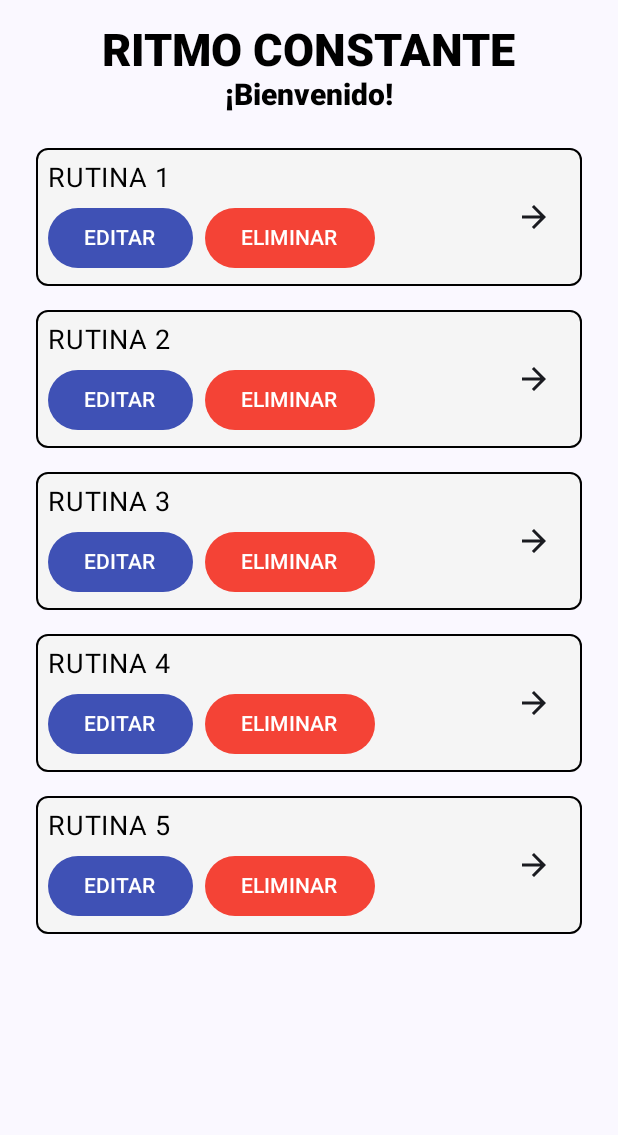
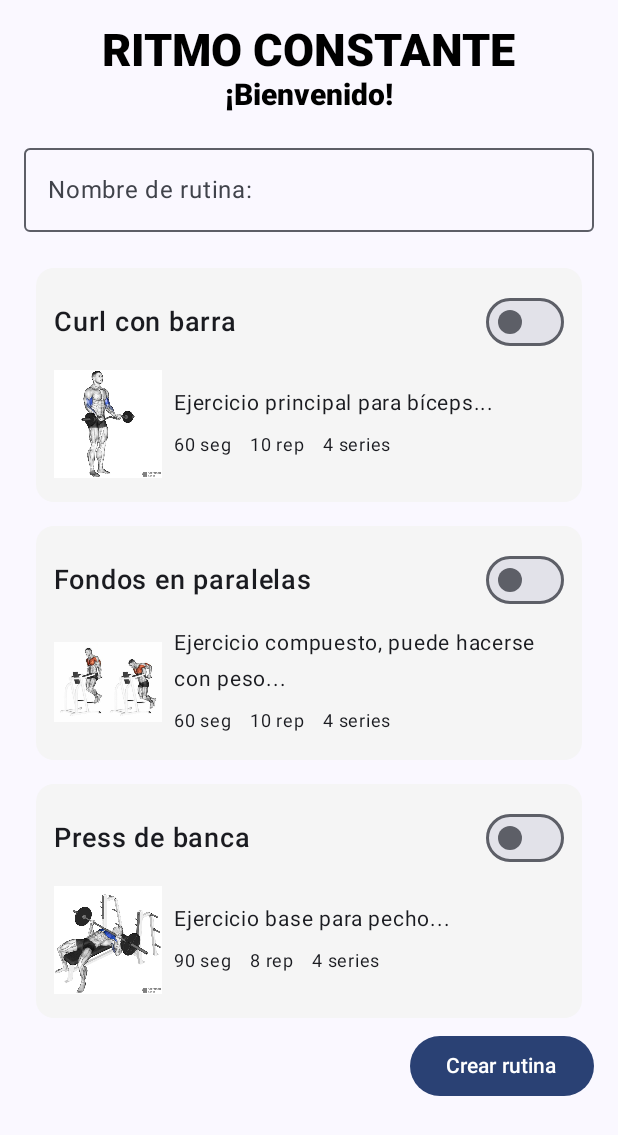
Before and after one commit to Felipesf76/exercise_app, an Android app built with Jetpack Compose: the screen it shows after launch (MainActivity), on a phone screen of 412 x 824 dp. Shown: the top 1135 px of the screen. Run offline under Robolectric (Android 15) with nearby library versions, the phone set to English and light mode, and no system bars.

Commit message:
added selectExerciseView

```diff
--- a/app/src/main/java/com/example/exercise_app/MainActivity.kt
+++ b/app/src/main/java/com/example/exercise_app/MainActivity.kt
@@ -9,6 +9,7 @@ import androidx.compose.material3.Scaffold
 import androidx.compose.ui.Modifier
 import com.example.exercise_app.ui.theme.Exercise_appTheme
 import com.example.exercise_app.views.home.ManageRoutineView
+import com.example.exercise_app.views.home.SelectExerciseView
 
 class MainActivity : ComponentActivity() {
     override fun onCreate(savedInstanceState: Bundle?) {
@@ -17,7 +18,8 @@ class MainActivity : ComponentActivity() {
         setContent {
             Exercise_appTheme {
                 Scaffold(modifier = Modifier.fillMaxSize()) { innerPadding ->
-                    ManageRoutineView(innerPadding)
+                    //ManageRoutineView(innerPadding)
+                    SelectExerciseView(innerPadding)
                 }
             }
         }
--- /dev/null
+++ b/app/src/main/java/com/example/exercise_app/views/components/exerciseCard.kt
@@ -0,0 +1,77 @@
+package com.example.exercise_app.views.components
+
+import android.util.Log
+import androidx.compose.foundation.Image
+import androidx.compose.foundation.layout.*
+import androidx.compose.foundation.shape.RoundedCornerShape
+import androidx.compose.material3.*
+import androidx.compose.runtime.*
+import androidx.compose.ui.Alignment
+import androidx.compose.ui.Modifier
+import androidx.compose.ui.graphics.Color
+import androidx.compose.ui.res.painterResource
+import androidx.compose.ui.text.font.FontWeight
+import androidx.compose.ui.unit.dp
+import androidx.compose.ui.unit.sp
+
+@Composable
+fun ExerciseCard(
+    nombre: String,
+    descripcion: String,
+    imagenResId: Int,
+    repeticiones: Int,
+    series: Int,
+    descanso: Int
+) {
+    var isChecked by remember { mutableStateOf(false) }
+
+    Card(
+        modifier = Modifier
+            .fillMaxWidth()
+            .padding(8.dp),
+        colors = CardDefaults.cardColors(containerColor = Color(0xFFF5F5F5)),
+        shape = RoundedCornerShape(12.dp)
+    ) {
+        Column(Modifier.padding(12.dp)) {
+            Row(verticalAlignment = Alignment.CenterVertically) {
+                Text(
+                    text = nombre,
+                    fontSize = 18.sp,
+                    fontWeight = FontWeight.SemiBold,
+                    modifier = Modifier.weight(1f)
+                )
+                Switch(
+                    checked = isChecked,
+                    onCheckedChange = {
+                        isChecked = it
+                        Log.d("ExerciseCard", if (it) "$nombre agregado" else "$nombre eliminado")
+                    }
+                )
+            }
+
+            Spacer(modifier = Modifier.height(4.dp))
+
+            Row(
+                verticalAlignment = Alignment.CenterVertically,
+                horizontalArrangement = Arrangement.Start
+            ) {
+                Image(
+                    painter = painterResource(id = imagenResId),
+                    contentDescription = "Imagen del ejercicio",
+                    modifier = Modifier
+                        .size(80.dp)
+                        .padding(end = 8.dp)
+                )
+                Column {
+                    Text(text = descripcion, fontSize = 14.sp, maxLines = 4)
+                    Spacer(modifier = Modifier.height(4.dp))
+                    Row(horizontalArrangement = Arrangement.spacedBy(12.dp)) {
+                        Text("$descanso seg", fontSize = 12.sp)
+                        Text("$repeticiones rep", fontSize = 12.sp)
+                        Text("$series series", fontSize = 12.sp)
+                    }
+                }
+            }
+        }
+    }
+}
--- a/app/src/main/java/com/example/exercise_app/views/home/manageRoutineView.kt
+++ b/app/src/main/java/com/example/exercise_app/views/home/manageRoutineView.kt
@@ -13,6 +13,8 @@ import androidx.compose.ui.unit.sp
 import androidx.compose.ui.text.font.FontWeight
 import androidx.compose.ui.res.stringResource
 import com.example.exercise_app.R
+import androidx.compose.foundation.rememberScrollState
+import androidx.compose.foundation.verticalScroll
 
 @Composable
 fun TitleManageRoutine() {
@@ -41,13 +43,21 @@ fun TitleManageRoutine() {
 
 @Composable
 fun ManageRoutineView(padding: PaddingValues) {
-    val routines = listOf("RUTINA 1", "RUTINA 2", "RUTINA 3", "RUTINA 4", "RUTINA 5")
+    val routines = listOf("RUTINA 1", "RUTINA 2", "RUTINA 3", "RUTINA 4", "RUTINA 5","RUTINA 6", "RUTINA 7", "RUTINA 8", "RUTINA 9", "RUTINA 10")
 
-    Column(modifier = Modifier.padding(padding).padding(16.dp)) {
-        TitleHomePage()
-        Spacer(modifier = Modifier.height(16.dp))
-        routines.forEach { routine ->
-            RoutineCard(routineName = routine)
+    val scrollState = rememberScrollState()
+
+    Column(
+        modifier = Modifier
+            .verticalScroll(scrollState)
+    ) {
+        Column(modifier = Modifier.padding(padding).padding(16.dp)) {
+            TitleHomePage()
+            Spacer(modifier = Modifier.height(16.dp))
+            routines.forEach { routine ->
+                RoutineCard(routineName = routine)
+            }
         }
     }
+
 }
--- /dev/null
+++ b/app/src/main/java/com/example/exercise_app/views/home/selectExerciseView.kt
@@ -0,0 +1,114 @@
+package com.example.exercise_app.views.home
+
+import android.util.Log
+import androidx.compose.foundation.layout.*
+import androidx.compose.material3.*
+import androidx.compose.runtime.Composable
+import androidx.compose.ui.Alignment
+import androidx.compose.ui.Modifier
+import androidx.compose.ui.graphics.Color
+import androidx.compose.ui.res.stringResource
+import androidx.compose.ui.text.TextStyle
+import androidx.compose.ui.text.font.FontWeight
+import androidx.compose.ui.unit.dp
+import androidx.compose.ui.unit.sp
+import com.example.exercise_app.R
+import com.example.exercise_app.views.components.ExerciseCard
+import androidx.compose.material3.Text
+import androidx.compose.runtime.*
+import androidx.compose.foundation.rememberScrollState
+import androidx.compose.foundation.verticalScroll
+
+data class Ejercicio(
+    val nombre: String,
+    val descripcion: String,
+    val imagenResId: Int,
+    val series: Int,
+    val repeticiones: Int,
+    val descanso: Int
+)
+
+@Composable
+fun TitleSelectExercise() {
+    Column(
+        modifier = Modifier.fillMaxWidth(),
+        horizontalAlignment = Alignment.CenterHorizontally,
+    ) {
+        Text(
+            text = stringResource(R.string.title_home),
+            style = TextStyle(
+                color = Color.Black,
+                fontSize = 30.sp,
+                fontWeight = FontWeight.Black
+            )
+        )
+        Text(
+            text = stringResource(R.string.welcome),
+            style = TextStyle(
+                color = Color.Black,
+                fontSize = 20.sp,
+                fontWeight = FontWeight.Black
+            )
+        )
+    }
+}
+
+@Composable
+fun SelectExerciseView(padding: PaddingValues) {
+    val ejercicios = listOf(
+        Ejercicio("Curl con barra", "Ejercicio principal para bíceps...", R.drawable.curl_barra, 4, 10, 60),
+        Ejercicio("Fondos en paralelas", "Ejercicio compuesto, puede hacerse con peso...", R.drawable.fondos_paralelas, 4, 10, 60),
+        Ejercicio("Press de banca", "Ejercicio base para pecho...", R.drawable.press_banca, 4, 8, 90),
+        // Agrega más ejercicios según sea necesario
+    )
+
+    //Variables generadas
+    var nombreRutina by remember { mutableStateOf("") }
+
+    val scrollState = rememberScrollState()
+
+    Column(
+        modifier = Modifier
+            .verticalScroll(scrollState)
+    ) {
+        Column(modifier = Modifier.padding(padding).padding(16.dp)) {
+            //titulo
+            TitleSelectExercise()
+
+            // TextBox
+            Spacer(modifier = Modifier.height(16.dp))
+            OutlinedTextField(
+                value = nombreRutina,
+                onValueChange = { nombreRutina = it },
+                label = { Text("Nombre de rutina:") },
+                modifier = Modifier.fillMaxWidth()
+            )
+
+            //exercise list
+            Spacer(modifier = Modifier.height(16.dp))
+            ejercicios.forEach {
+                ExerciseCard(
+                    nombre = it.nombre,
+                    descripcion = it.descripcion,
+                    imagenResId = it.imagenResId,
+                    repeticiones = it.repeticiones,
+                    series = it.series,
+                    descanso = it.descanso
+                )
+            }
+
+            //submit buttom
+            Button(
+                onClick = {
+
+                    Log.d("Rutina", "Creando rutina $nombreRutina")
+                },
+                modifier = Modifier.align(Alignment.End)
+            ) {
+                Text("Crear rutina")
+            }
+        }
+    }
+
+
+}
```
Also changed, not shown: app/src/main/res/drawable/curl_barra.png (added), app/src/main/res/drawable/fondos_paralelas.png (added), app/src/main/res/drawable/press_banca.png (added).
